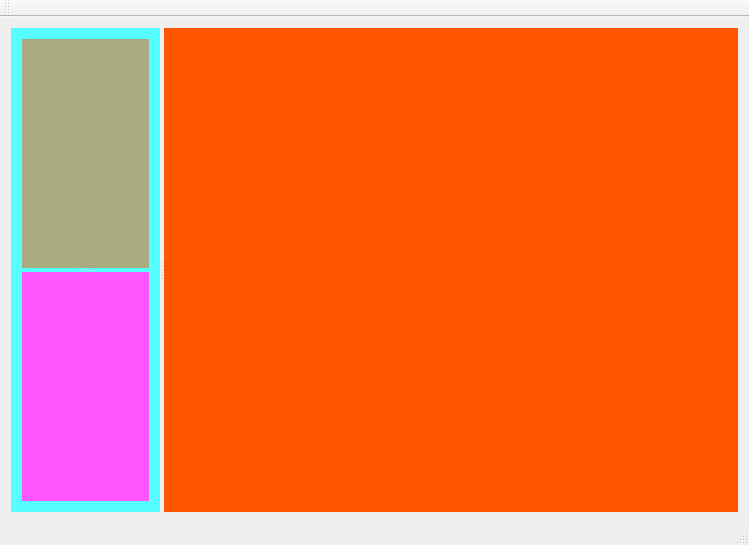
Jacob-xyb/Cpp_Note, file Qt_Notes/Qt_MainWindow/Qt_MainWindow.ui: the form before one commit.
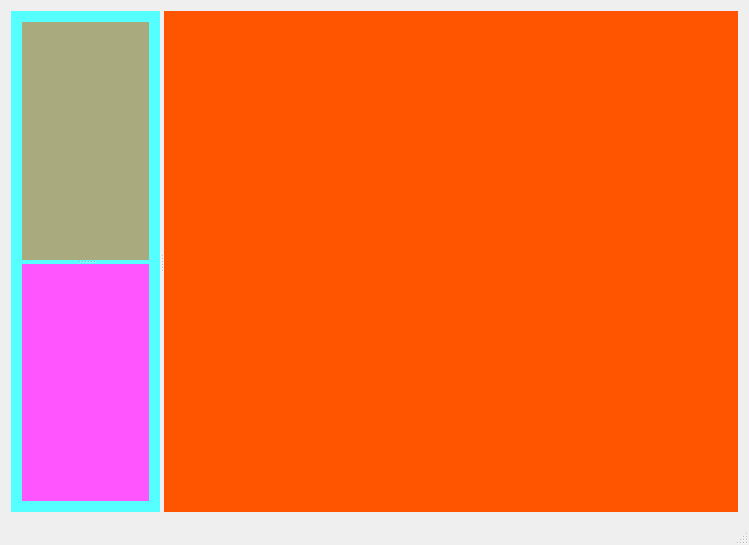
The form after the commit.

The edit to the form file:
```diff
--- a/Qt_Notes/Qt_MainWindow/Qt_MainWindow.ui
+++ b/Qt_Notes/Qt_MainWindow/Qt_MainWindow.ui
@@ -319,14 +319,6 @@
     </rect>
    </property>
   </widget>
-  <widget class="QToolBar" name="mainToolBar">
-   <attribute name="toolBarArea">
-    <enum>TopToolBarArea</enum>
-   </attribute>
-   <attribute name="toolBarBreak">
-    <bool>false</bool>
-   </attribute>
-  </widget>
   <widget class="QStatusBar" name="statusBar"/>
  </widget>
  <layoutdefault spacing="6" margin="11"/>
```
